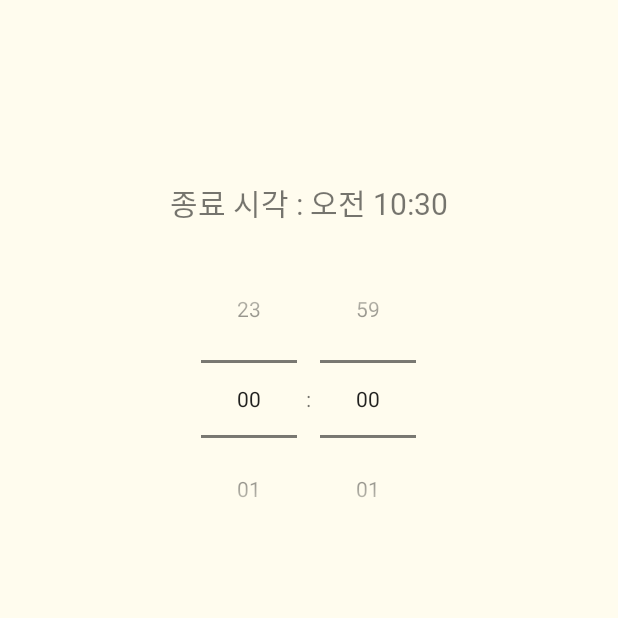
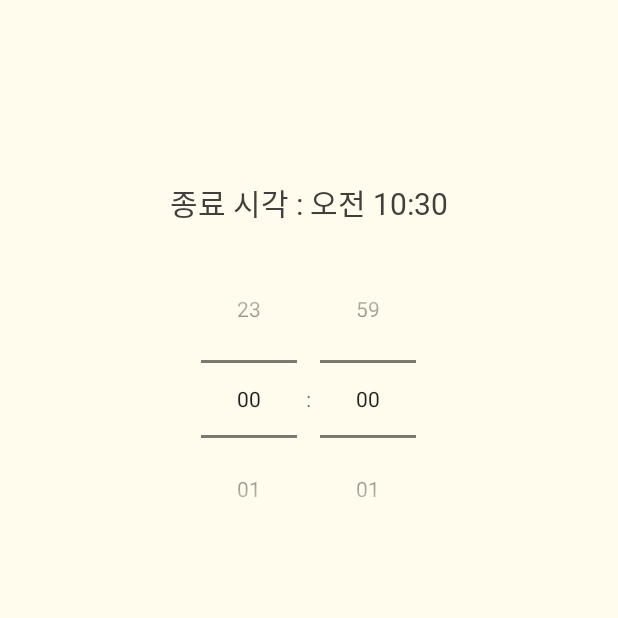
Before and after one commit to p-chanmin/EarAlarmApp, an Android app: the screen it shows after launch (MainActivity), on a phone screen of 412 x 824 dp, the top half of it. Run offline under Robolectric (Android 15) with nearby library versions, the phone set to English and light mode, and no system bars.

Commit message:
Add text color

```diff
--- a/app/src/main/res/layout/activity_main.xml
+++ b/app/src/main/res/layout/activity_main.xml
@@ -146,6 +146,7 @@
                         android:layout_height="wrap_content"
                         android:textSize="20dp"
                         android:text="종료 시각 : 오후 00:00"
+                        android:textColor="@color/normal_text"
                         android:fontFamily="@font/nanumbarun_gothic_ultra_light"
                         android:layout_marginTop="30dp"
                         android:layout_margin="10dp"
```
